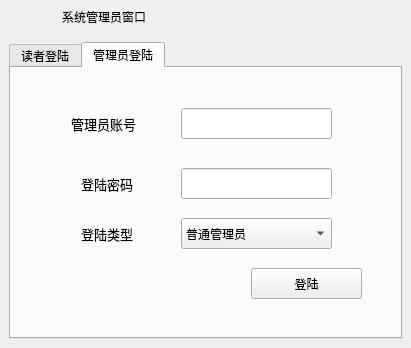
Qt form LibraryManager/logindialog.ui (821869798/LibraryManager) before a commit.
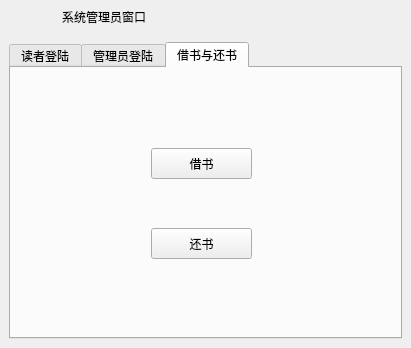
The same form after that commit.

The edit to the form file:
```diff
--- a/LibraryManager/logindialog.ui
+++ b/LibraryManager/logindialog.ui
@@ -294,7 +294,7 @@
       <item>
        <widget class="QTabWidget" name="tabWidget">
         <property name="currentIndex">
-         <number>1</number>
+         <number>2</number>
         </property>
         <widget class="QWidget" name="tab">
          <attribute name="title">
@@ -556,6 +556,37 @@
           </property>
          </widget>
         </widget>
+        <widget class="QWidget" name="tab_3">
+         <attribute name="title">
+          <string>借书与还书</string>
+         </attribute>
+         <widget class="QPushButton" name="btn_return">
+          <property name="geometry">
+           <rect>
+            <x>140</x>
+            <y>160</y>
+            <width>101</width>
+            <height>31</height>
+           </rect>
+          </property>
+          <property name="text">
+           <string>还书</string>
+          </property>
+         </widget>
+         <widget class="QPushButton" name="btn_borrow">
+          <property name="geometry">
+           <rect>
+            <x>140</x>
+            <y>80</y>
+            <width>101</width>
+            <height>31</height>
+           </rect>
+          </property>
+          <property name="text">
+           <string>借书</string>
+          </property>
+         </widget>
+        </widget>
        </widget>
       </item>
      </layout>
```
Left out of the diff: 2 changed lines with no effect on the pictures.
